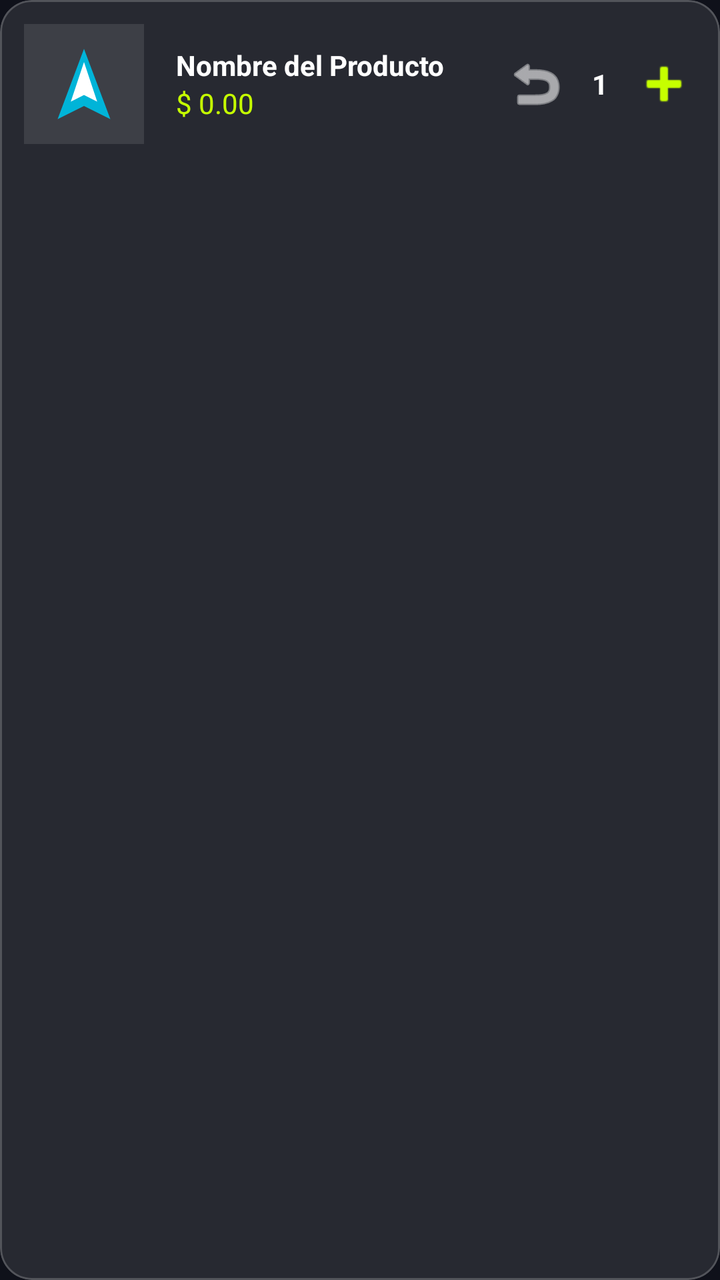
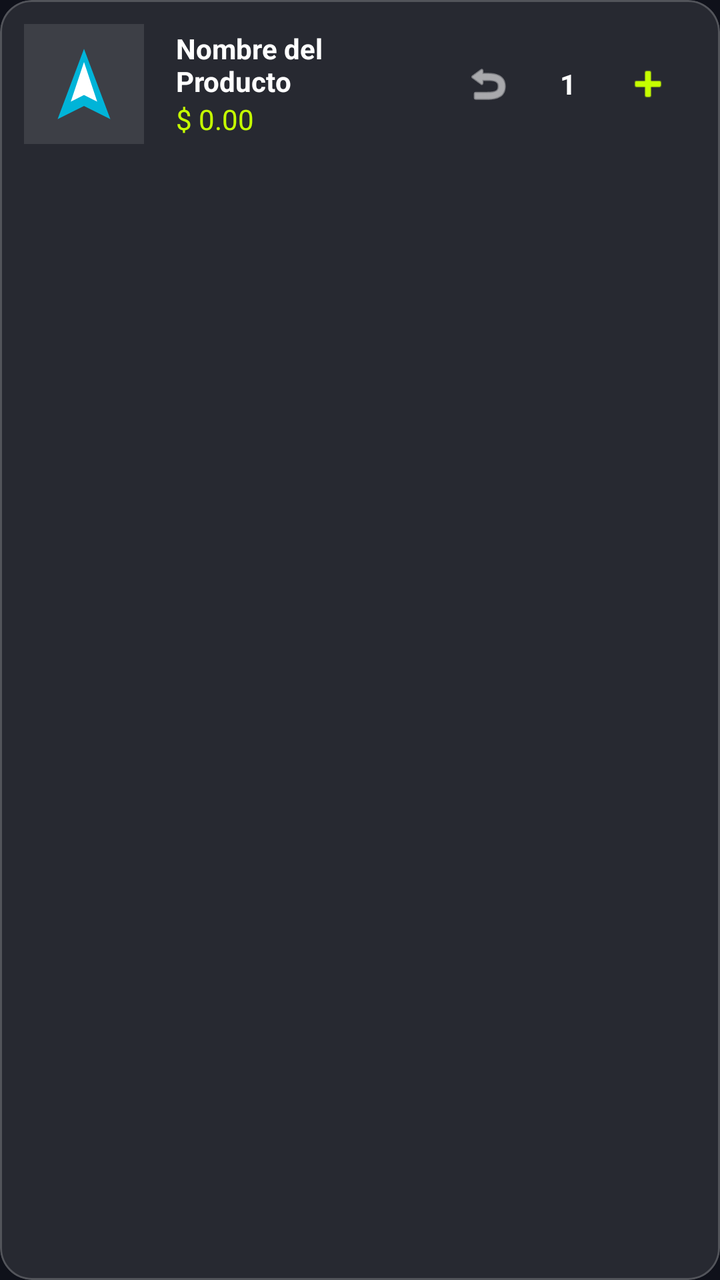

The first picture is an Android layout as it rendered before a commit; the second is the same layout after the commit. The layout source and the unified diff follow.
<!-- AndroidManifest.xml: application theme Theme.VoltCore -->
<!-- res/layout/item_cart_product.xml -->
<?xml version="1.0" encoding="utf-8"?>
<com.google.android.material.card.MaterialCardView xmlns:android="http://schemas.android.com/apk/res/android"
    xmlns:app="http://schemas.android.com/apk/res-auto"
    android:layout_width="match_parent"
    android:layout_height="wrap_content"
    android:layout_marginHorizontal="16dp"
    android:layout_marginBottom="12dp"
    app:cardBackgroundColor="@color/glass_surface"
    app:cardCornerRadius="16dp"
    app:strokeColor="@color/glass_stroke"
    app:strokeWidth="1dp">

    <LinearLayout
        android:layout_width="match_parent"
        android:layout_height="wrap_content"
        android:orientation="horizontal"
        android:padding="12dp"
        android:gravity="center_vertical">

        <ImageView
            android:id="@+id/ivCartProduct"
            android:layout_width="60dp"
            android:layout_height="60dp"
            android:background="#1AFFFFFF"
            android:src="@drawable/ic_voltcore_logo"
            android:padding="8dp"
            android:contentDescription="Imagen producto"/>

        <LinearLayout
            android:layout_width="0dp"
            android:layout_height="wrap_content"
            android:layout_weight="1"
            android:orientation="vertical"
            android:layout_marginStart="16dp">

            <TextView
                android:id="@+id/tvCartProductName"
                android:layout_width="wrap_content"
                android:layout_height="wrap_content"
                android:text="Nombre del Producto"
                android:textColor="@color/white"
                android:textStyle="bold" />

            <TextView
                android:id="@+id/tvCartProductPrice"
                android:layout_width="wrap_content"
                android:layout_height="wrap_content"
                android:text="$ 0.00"
                android:textColor="@color/volt_primary" />
        </LinearLayout>

        <LinearLayout
            android:layout_width="wrap_content"
            android:layout_height="wrap_content"
            android:orientation="horizontal"
            android:gravity="center_vertical">

            <ImageButton
                android:id="@+id/btnMinus"
                android:layout_width="32dp"
                android:layout_height="32dp"
                android:src="@android:drawable/ic_menu_revert"
                android:background="?attr/selectableItemBackgroundBorderless"
                app:tint="@color/white"
                android:contentDescription="Menos"/>

            <TextView
                android:id="@+id/tvQuantity"
                android:layout_width="32dp"
                android:layout_height="wrap_content"
                android:text="1"
                android:gravity="center"
                android:textColor="@color/white"
                android:textStyle="bold" />

            <ImageButton
                android:id="@+id/btnPlus"
                android:layout_width="32dp"
                android:layout_height="32dp"
                android:src="@android:drawable/ic_input_add"
                android:background="?attr/selectableItemBackgroundBorderless"
                app:tint="@color/volt_primary"
                android:contentDescription="Mas"/>
        </LinearLayout>

    </LinearLayout>
</com.google.android.material.card.MaterialCardView>
<!-- resources referenced by this layout -->
<resources>
  <color name="glass_stroke">#33FFFFFF</color>
  <color name="glass_surface">#1AFFFFFF</color>
  <color name="volt_primary">#C6FF00</color>
  <color name="white">#FFFFFFFF</color>
  <!-- drawable ic_voltcore_logo (drawable) -->
  <vector xmlns:android="http://schemas.android.com/apk/res/android"
      android:width="200dp"
      android:height="200dp"
      android:viewportWidth="200"
      android:viewportHeight="200">
      <path
          android:fillColor="#00B4D8"
          android:pathData="M100,20 L160,180 L100,150 L40,180 Z" />
      <path
          android:fillColor="#FFFFFF"
          android:pathData="M100,50 L130,140 L100,125 L70,140 Z" />
  </vector>
  <style name="Theme.VoltCore" parent="Base.Theme.VoltCore" />
  <style name="Base.Theme.VoltCore" parent="Theme.Material3.DayNight.NoActionBar">
          
          <item name="colorPrimary">@color/volt_primary</item>
          <item name="android:windowBackground">@color/volt_background</item>
          <item name="colorSurface">@color/glass_surface</item>
          <item name="colorOnSurface">@color/white</item>
      </style>
  <color name="volt_background">#0F111A</color>
</resources>

<!-- the commit's change to res/layout/item_cart_product.xml (unified diff, before → after) -->
@@ -21,10 +21,10 @@
             android:id="@+id/ivCartProduct"
             android:layout_width="60dp"
             android:layout_height="60dp"
-            android:background="#1AFFFFFF"
+            android:background="@color/glass_surface"
             android:src="@drawable/ic_voltcore_logo"
             android:padding="8dp"
-            android:contentDescription="Imagen producto"/>
+            android:contentDescription="@string/product_image_desc"/>
 
         <LinearLayout
             android:layout_width="0dp"
@@ -37,7 +37,7 @@
                 android:id="@+id/tvCartProductName"
                 android:layout_width="wrap_content"
                 android:layout_height="wrap_content"
-                android:text="Nombre del Producto"
+                android:text="@string/product_name_placeholder"
                 android:textColor="@color/white"
                 android:textStyle="bold" />
 
@@ -45,7 +45,7 @@
                 android:id="@+id/tvCartProductPrice"
                 android:layout_width="wrap_content"
                 android:layout_height="wrap_content"
-                android:text="$ 0.00"
+                android:text="@string/price_placeholder"
                 android:textColor="@color/volt_primary" />
         </LinearLayout>
 
@@ -57,30 +57,34 @@
 
             <ImageButton
                 android:id="@+id/btnMinus"
-                android:layout_width="32dp"
-                android:layout_height="32dp"
+                android:layout_width="48dp"
+                android:layout_height="48dp"
                 android:src="@android:drawable/ic_menu_revert"
                 android:background="?attr/selectableItemBackgroundBorderless"
+                android:padding="12dp"
+                android:scaleType="fitCenter"
                 app:tint="@color/white"
-                android:contentDescription="Menos"/>
+                android:contentDescription="@string/delete"/>
 
             <TextView
                 android:id="@+id/tvQuantity"
                 android:layout_width="32dp"
                 android:layout_height="wrap_content"
-                android:text="1"
+                android:text="@string/quantity_placeholder"
                 android:gravity="center"
                 android:textColor="@color/white"
                 android:textStyle="bold" />
 
             <ImageButton
                 android:id="@+id/btnPlus"
-                android:layout_width="32dp"
-                android:layout_height="32dp"
+                android:layout_width="48dp"
+                android:layout_height="48dp"
                 android:src="@android:drawable/ic_input_add"
                 android:background="?attr/selectableItemBackgroundBorderless"
+                android:padding="12dp"
+                android:scaleType="fitCenter"
                 app:tint="@color/volt_primary"
-                android:contentDescription="Mas"/>
+                android:contentDescription="@string/save"/>
         </LinearLayout>
 
     </LinearLayout>
<!-- resource entries referenced after the edit -->
@@ -17,6 +17,12 @@
           android:fillColor="#FFFFFF"
           android:pathData="M100,50 L130,140 L100,125 L70,140 Z" />
   </vector>
+  <string name="delete">Eliminar</string>
+  <string name="price_placeholder">$ 0.00</string>
+  <string name="product_image_desc">Imagen del producto</string>
+  <string name="product_name_placeholder">Nombre del Producto</string>
+  <string name="quantity_placeholder">1</string>
+  <string name="save">Guardar</string>
   <style name="Theme.VoltCore" parent="Base.Theme.VoltCore" />
   <style name="Base.Theme.VoltCore" parent="Theme.Material3.DayNight.NoActionBar">
           
